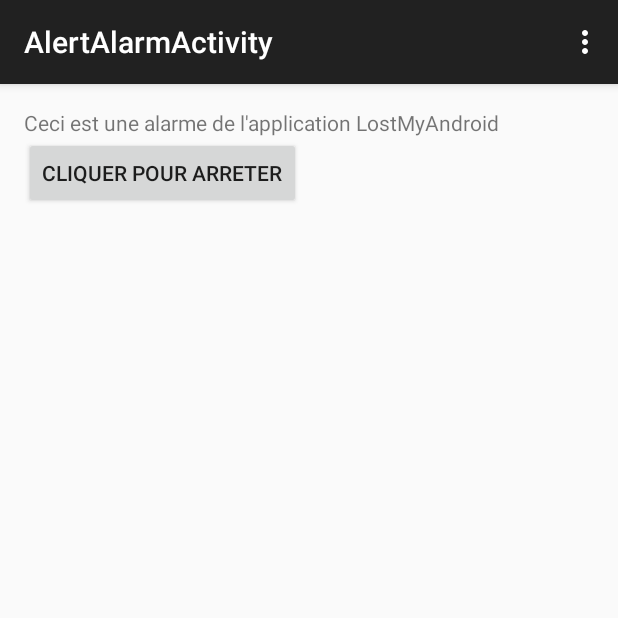
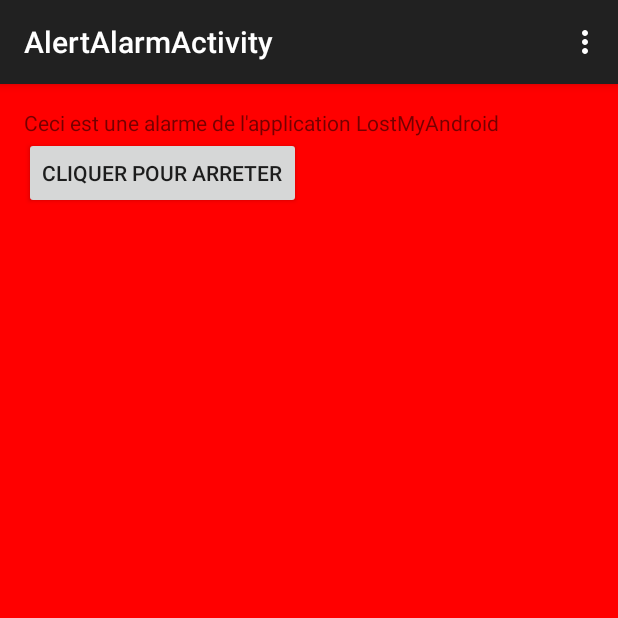
Before and after one commit to riedingermatthieu/LostMyAndroid, an Android app: the AlertAlarmActivity screen opened directly, with no data from a screen before it, on a phone screen of 412 x 824 dp, the top half of it. Run offline under Robolectric (Android 15) with nearby library versions, the light colour scheme and no system bars.

Commit message:
Alert activity

```diff
--- a/app/src/main/res/layout/activity_alert_alarm.xml
+++ b/app/src/main/res/layout/activity_alert_alarm.xml
@@ -4,6 +4,7 @@
     android:paddingRight="@dimen/activity_horizontal_margin"
     android:paddingTop="@dimen/activity_vertical_margin"
     android:paddingBottom="@dimen/activity_vertical_margin"
+    android:background="#FF0000"
     tools:context="fr.enac.lostmyandroid.view.AlertAlarmActivity">
 
     <TextView
--- a/app/src/main/res/layout/activity_main.xml
+++ b/app/src/main/res/layout/activity_main.xml
@@ -43,10 +43,8 @@
                 android:inputType="phone"
                 android:maxLength="10"
                 android:phoneNumber="true"
-
                 android:textSize="20pt"
                 android:textColorHighlight="#0000FF"
-
                 android:textColor="#C2E0FF"
                 android:textColorHint="#C2E0FF"
                 android:textStyle="bold" />
```
